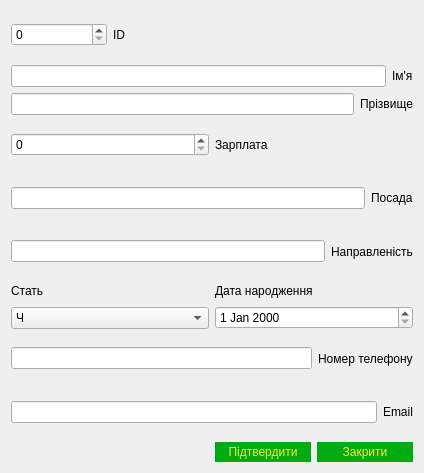
Odavinh/star-qt, file Automated_accounting_system_for_livestock_farms/changetableemploee.ui: the form before one commit.
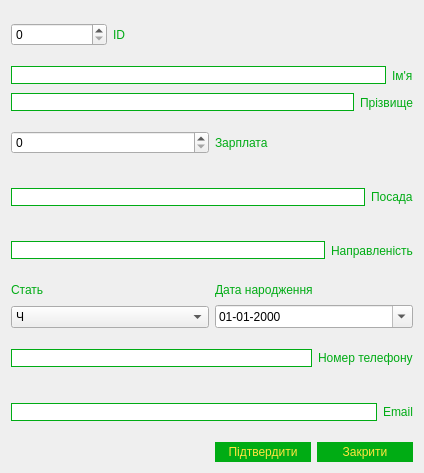
The form after the commit.

Patch:
```diff
--- a/Automated_accounting_system_for_livestock_farms/changetableemploee.ui
+++ b/Automated_accounting_system_for_livestock_farms/changetableemploee.ui
@@ -21,6 +21,9 @@
      </item>
      <item>
       <widget class="QLabel" name="labelID">
+       <property name="styleSheet">
+        <string notr="true">color:#00AC14</string>
+       </property>
        <property name="text">
         <string>ID</string>
        </property>
@@ -99,10 +102,29 @@
      <item>
       <layout class="QHBoxLayout" name="horizontalLayout_2">
        <item>
-        <widget class="QLineEdit" name="lineName"/>
+        <widget class="QLineEdit" name="lineName">
+         <property name="minimumSize">
+          <size>
+           <width>22</width>
+           <height>0</height>
+          </size>
+         </property>
+         <property name="styleSheet">
+          <string notr="true">QLineEdit{
+border:1px solid #00AC14;
+
+}
+QLineEdit:hover{
+border:2px solid #00AC14;
+}</string>
+         </property>
+        </widget>
        </item>
        <item>
         <widget class="QLabel" name="labelName">
+         <property name="styleSheet">
+          <string notr="true">color:#00AC14</string>
+         </property>
          <property name="text">
           <string>Ім'я</string>
          </property>
@@ -113,10 +135,29 @@
      <item>
       <layout class="QHBoxLayout" name="horizontalLayout_3">
        <item>
-        <widget class="QLineEdit" name="lineSurname"/>
+        <widget class="QLineEdit" name="lineSurname">
+         <property name="minimumSize">
+          <size>
+           <width>22</width>
+           <height>0</height>
+          </size>
+         </property>
+         <property name="styleSheet">
+          <string notr="true">QLineEdit{
+border:1px solid #00AC14;
+
+}
+QLineEdit:hover{
+border:2px solid #00AC14;
+}</string>
+         </property>
+        </widget>
        </item>
        <item>
         <widget class="QLabel" name="labelSurname">
+         <property name="styleSheet">
+          <string notr="true">color:#00AC14</string>
+         </property>
          <property name="text">
           <string>Прізвище</string>
          </property>
@@ -133,6 +174,9 @@
      </item>
      <item>
       <widget class="QLabel" name="LableSalary">
+       <property name="styleSheet">
+        <string notr="true">color:#00AC14</string>
+       </property>
        <property name="text">
         <string>Зарплата</string>
        </property>
@@ -143,10 +187,29 @@
    <item row="3" column="0" colspan="2">
     <layout class="QHBoxLayout" name="horizontalLayout_4">
      <item>
-      <widget class="QLineEdit" name="linePosition"/>
+      <widget class="QLineEdit" name="linePosition">
+       <property name="minimumSize">
+        <size>
+         <width>22</width>
+         <height>0</height>
+        </size>
+       </property>
+       <property name="styleSheet">
+        <string notr="true">QLineEdit{
+border:1px solid #00AC14;
+
+}
+QLineEdit:hover{
+border:2px solid #00AC14;
+}</string>
+       </property>
+      </widget>
      </item>
      <item>
       <widget class="QLabel" name="label">
+       <property name="styleSheet">
+        <string notr="true">color:#00AC14</string>
+       </property>
        <property name="text">
         <string>Посада</string>
        </property>
@@ -157,10 +220,29 @@
    <item row="4" column="0" colspan="2">
     <layout class="QHBoxLayout" name="horizontalLayout_7">
      <item>
-      <widget class="QLineEdit" name="lineSba"/>
+      <widget class="QLineEdit" name="lineSba">
+       <property name="minimumSize">
+        <size>
+         <width>22</width>
+         <height>0</height>
+        </size>
+       </property>
+       <property name="styleSheet">
+        <string notr="true">QLineEdit{
+border:1px solid #00AC14;
+
+}
+QLineEdit:hover{
+border:2px solid #00AC14;
+}</string>
+       </property>
+      </widget>
      </item>
      <item>
       <widget class="QLabel" name="SbraLabel">
+       <property name="styleSheet">
+        <string notr="true">color:#00AC14</string>
+       </property>
        <property name="text">
         <string>Направленість</string>
        </property>
@@ -174,6 +256,9 @@
       <layout class="QVBoxLayout" name="verticalLayout_2">
        <item>
         <widget class="QLabel" name="labelGender">
+         <property name="styleSheet">
+          <string notr="true">color:#00AC14;</string>
+         </property>
          <property name="text">
           <string>Стать</string>
          </property>
@@ -202,13 +287,33 @@
       <layout class="QVBoxLayout" name="verticalLayout_3">
        <item>
         <widget class="QLabel" name="DataLabel">
+         <property name="styleSheet">
+          <string notr="true">color:#00AC14;</string>
+         </property>
          <property name="text">
           <string>Дата народження</string>
          </property>
         </widget>
        </item>
        <item>
-        <widget class="QDateEdit" name="dateEdit"/>
+        <widget class="QDateEdit" name="dateEdit">
+         <property name="dateTime">
+          <datetime>
+           <hour>0</hour>
+           <minute>0</minute>
+           <second>0</second>
+           <year>2000</year>
+           <month>1</month>
+           <day>1</day>
+          </datetime>
+         </property>
+         <property name="displayFormat">
+          <string>dd-MM-yyyy</string>
+         </property>
+         <property name="calendarPopup">
+          <bool>true</bool>
+         </property>
+        </widget>
        </item>
       </layout>
      </item>
@@ -217,10 +322,29 @@
    <item row="6" column="0" colspan="2">
     <layout class="QHBoxLayout" name="horizontalLayout_9">
      <item>
-      <widget class="QLineEdit" name="LineNumber"/>
+      <widget class="QLineEdit" name="LineNumber">
+       <property name="minimumSize">
+        <size>
+         <width>22</width>
+         <height>0</height>
+        </size>
+       </property>
+       <property name="styleSheet">
+        <string notr="true">QLineEdit{
+border:1px solid #00AC14;
+
+}
+QLineEdit:hover{
+border:2px solid #00AC14;
+}</string>
+       </property>
+      </widget>
      </item>
      <item>
       <widget class="QLabel" name="NumberLable">
+       <property name="styleSheet">
+        <string notr="true">color:#00AC14</string>
+       </property>
        <property name="text">
         <string>Номер телефону</string>
        </property>
@@ -231,10 +355,29 @@
    <item row="7" column="0" colspan="2">
     <layout class="QHBoxLayout" name="horizontalLayout_8">
      <item>
-      <widget class="QLineEdit" name="lineEmail"/>
+      <widget class="QLineEdit" name="lineEmail">
+       <property name="minimumSize">
+        <size>
+         <width>22</width>
+         <height>0</height>
+        </size>
+       </property>
+       <property name="styleSheet">
+        <string notr="true">QLineEdit{
+border:1px solid #00AC14;
+
+}
+QLineEdit:hover{
+border:2px solid #00AC14;
+}</string>
+       </property>
+      </widget>
      </item>
      <item>
       <widget class="QLabel" name="EmailLable">
+       <property name="styleSheet">
+        <string notr="true">color:#00AC14</string>
+       </property>
        <property name="text">
         <string>Email</string>
        </property>
```
